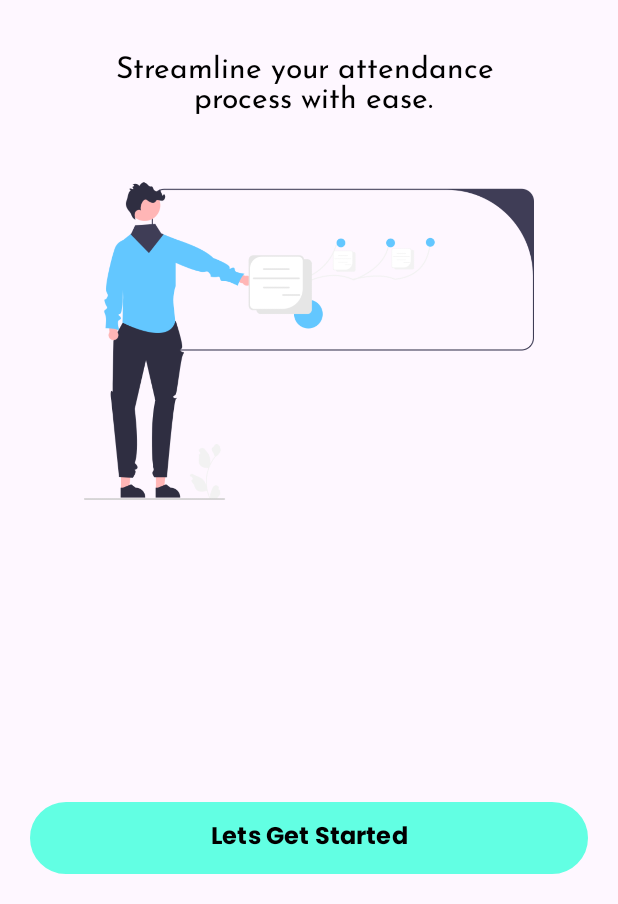
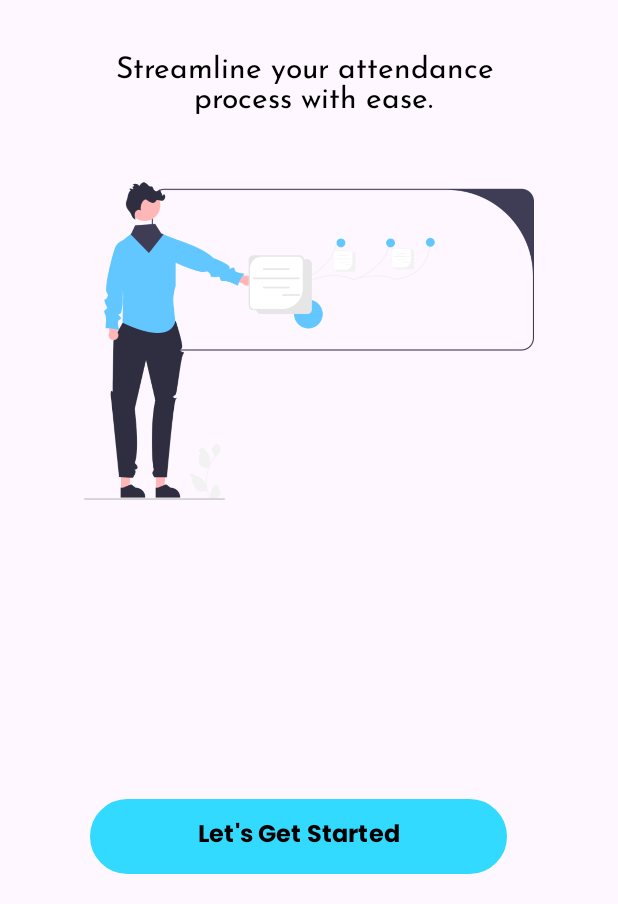
Before and after one commit to thatGuyWhoCodes11/smart_attendance, an Android app: the screen it shows after launch (MainActivity), on a phone screen of 412 x 824 dp, the part 332-1236 px from its top. Run offline under Robolectric (Android 15) with nearby library versions, the phone set to English and light mode, and no system bars.

Commit message:
fixed the button layout

```diff
--- a/app/src/main/res/layout/activity_main.xml
+++ b/app/src/main/res/layout/activity_main.xml
@@ -56,19 +56,18 @@
     </LinearLayout>
 
     <Button
-        android:layout_width="match_parent"
-        android:layout_height="wrap_content"
+        android:id="@+id/button"
+        android:layout_width="278dp"
+        android:layout_height="50dp"
         android:layout_alignParentBottom="true"
-        android:layout_gravity="bottom"
-        android:layout_marginStart="20dp"
+        android:layout_marginStart="60dp"
         android:layout_marginTop="20dp"
         android:layout_marginEnd="20dp"
         android:layout_marginBottom="20dp"
         android:background="@drawable/credentials_button"
+        app:backgroundTint="@color/custom_button_color"
         android:fontFamily="@font/poppins_bold"
-        android:onClick="handleGetStarted"
-        android:text="Lets Get Started"
+        android:text="Let's Get Started"
         android:textColor="@color/black"
-        android:textSize="16sp"
-        app:backgroundTint="@color/cyan" />
+        android:textSize="16sp" />
 </RelativeLayout>
```
